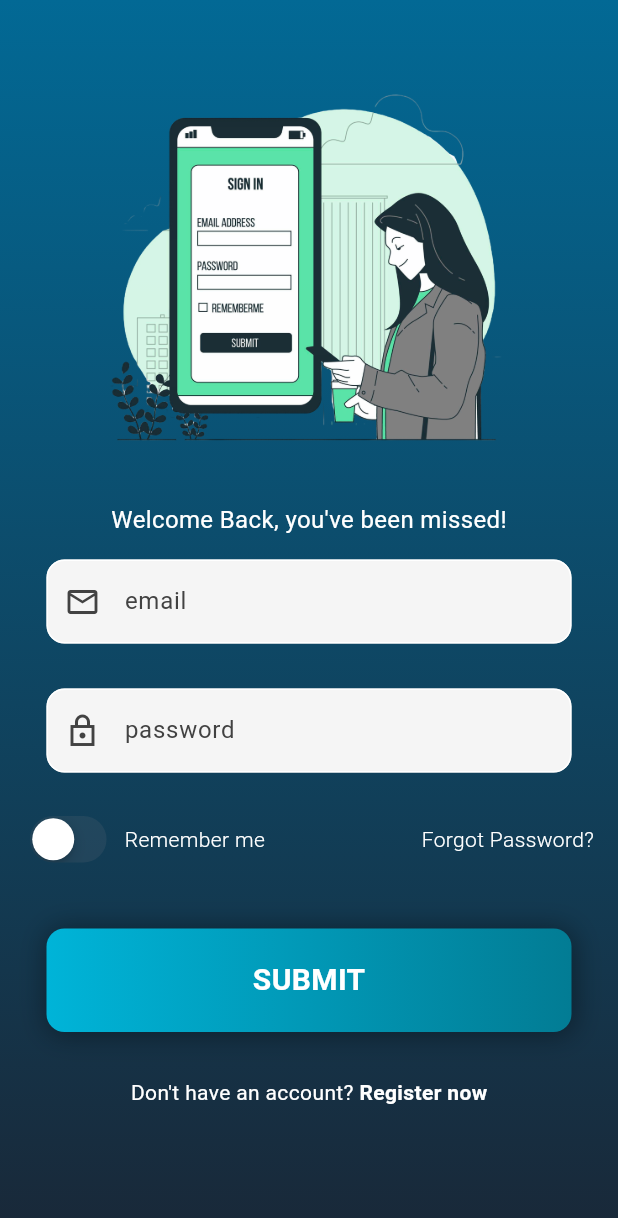
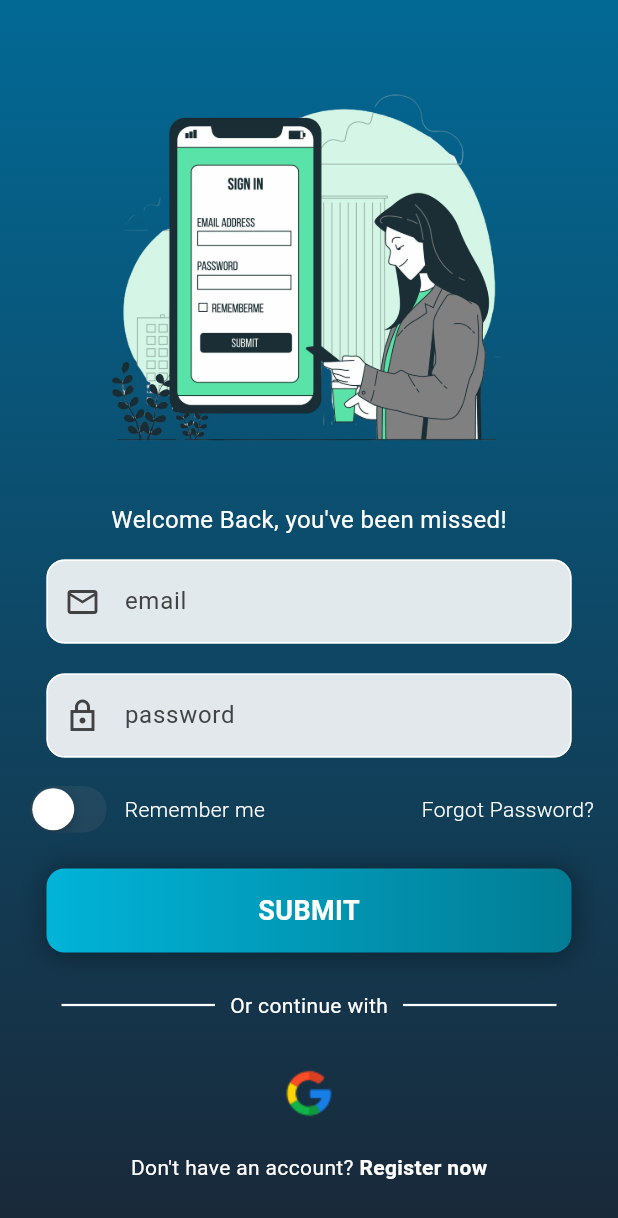
Before and after one commit to Akram832/healthMateAI, a Flutter app: the screen it shows after launch, on a phone screen of 412 x 824 dp. Shown: the top 1218 px of the screen. Run offline on Flutter 3.47's test engine with Material 3 defaults, Android fonts, the phone set to English and light mode, and no system bars; our stand-ins replace cloud_firestore, firebase_auth, firebase_core, flutter_bloc, google_sign_in, smooth_page_indicator; missing offline and left inert: bottom_picker; accounts and stored records are empty.

Commit message:
Squashed commit of the following:
commit 6e6c1b0b6a8d2b88487996ad00bfb2d3e28e8e94
Author: Cherbane Akram <cherbaneakram@gmail.com>
Date:   Mon Dec 23 14:18:03 2024 +0100

    sign in with google ui finished

commit e5b94d5ae9f3daf25560893bcadd252eee71a3a2
Merge: 245e851 5b6fdfa
Author: Cherbane Akram <cherbaneakram@gmail.com>
Date:   Mon Dec 23 13:51:12 2024 +0100

    Merge branch 'Auth' of https://github.com/Akram832/healthMateAI into Auth

commit 5b6fdfad5f790a6a4f5ab4f4d2d5f83e5b9f36b9
Author: Akram832 <cherbaneakram@gmail.com>
Date:   Mon Dec 23 13:50:07 2024 +0100

    .

commit 245e851e65275cf95c5e44023f77af3a89000e47
Author: Cherbane Akram <cherbaneakram@gmail.com>
Date:   Wed Dec 4 12:35:42 2024 +0100

    .

```diff
--- a/app/lib/features/auth/presentation/components/my_button.dart
+++ b/app/lib/features/auth/presentation/components/my_button.dart
@@ -11,7 +11,7 @@ class MyButton extends StatelessWidget {
     return GestureDetector(
       onTap: onTap,
       child: Container(
-        padding: const EdgeInsets.all(20.0),
+        padding: const EdgeInsets.all(15.0),
         margin: const EdgeInsets.symmetric(horizontal: 15),
         decoration: BoxDecoration(
             boxShadow: [
@@ -37,7 +37,7 @@ class MyButton extends StatelessWidget {
             style: TextStyle(
                 fontWeight: FontWeight.bold,
                 color: Theme.of(context).colorScheme.primary,
-                fontSize: 20),
+                fontSize: 18),
           ),
         ),
       ),
--- a/app/lib/features/auth/presentation/components/my_text_feild.dart
+++ b/app/lib/features/auth/presentation/components/my_text_feild.dart
@@ -35,7 +35,7 @@ class MyTextField extends StatelessWidget {
           hintText: hintText,
           hintStyle:
               TextStyle(color: Theme.of(context).colorScheme.inversePrimary),
-          fillColor: Theme.of(context).colorScheme.tertiary,
+          fillColor: const Color.fromARGB(224, 255, 255, 255),
           filled: true,
           prefixIcon: icon != null
               ? Icon(icon, color: Theme.of(context).colorScheme.inversePrimary)
--- a/app/lib/features/auth/presentation/pages/login_page.dart
+++ b/app/lib/features/auth/presentation/pages/login_page.dart
@@ -88,7 +88,7 @@ class _LoginPageState extends State<LoginPage> {
                       obscureText: false,
                       icon: Icons.email_outlined,
                     ),
-                    const SizedBox(height: 30),
+                    const SizedBox(height: 20),
 
                     // Password text field
                     MyTextField(
@@ -97,7 +97,7 @@ class _LoginPageState extends State<LoginPage> {
                       obscureText: true,
                       icon: Icons.lock_outline_sharp,
                     ),
-                    const SizedBox(height: 25),
+                    const SizedBox(height: 15),
 
                     Row(
                       mainAxisAlignment: MainAxisAlignment.center,
@@ -108,14 +108,45 @@ class _LoginPageState extends State<LoginPage> {
                       ],
                     ),
 
-                    const SizedBox(height: 40),
+                    const SizedBox(height: 20),
 
                     MyButton(
                       text: 'SUBMIT',
                       onTap: login,
                     ),
+                    Padding(
+                      padding: const EdgeInsets.symmetric(
+                          vertical: 25, horizontal: 25.0),
+                      child: Row(
+                        children: [
+                          Expanded(
+                              child:
+                                  Divider(color: Colors.white, thickness: 1.5)),
+                          Padding(
+                            padding:
+                                const EdgeInsets.symmetric(horizontal: 10.0),
+                            child: Text(
+                              "Or continue with",
+                              style: TextStyle(color: Colors.white),
+                            ),
+                          ),
+                          Expanded(
+                              child:
+                                  Divider(color: Colors.white, thickness: 1.5)),
+                        ],
+                      ),
+                    ),
+                    GestureDetector(
+                      onTap: () {},
+                      child: Container(
+                        padding: EdgeInsets.all(8),
+                        decoration: BoxDecoration(),
+                        child: Image.asset(
+                            "lib/features/auth/presentation/asset/images/google.png"),
+                      ),
+                    ),
 
-                    const SizedBox(height: 30),
+                    const SizedBox(height: 15),
                     Row(
                       mainAxisAlignment: MainAxisAlignment.center,
                       children: [
@@ -136,7 +167,7 @@ class _LoginPageState extends State<LoginPage> {
                       ],
                     ),
 
-                    const SizedBox(height: 30),
+                    const SizedBox(height: 15),
 
                     // Space from the bottom
                   ],
--- a/app/pubspec.yaml
+++ b/app/pubspec.yaml
@@ -39,8 +39,6 @@ dependencies:
   flutter_bloc: ^8.1.6
   smooth_page_indicator: ^1.0.0
   bottom_picker : ^2.0.4
-
-
   firebase_core: ^2.12.0
   firebase_auth: ^4.16.0
   cloud_firestore: ^4.5.0
@@ -79,6 +77,7 @@ flutter:
     - lib/features/auth/presentation/asset/images/password.png
     - lib/features/auth/presentation/asset/images/new_password.png
     - lib/features/auth/presentation/asset/images/registration.png
+    - lib/features/auth/presentation/asset/images/google.png
 
   # An image asset can refer to one or more resolution-specific "variants", see
   # https://flutter.dev/to/resolution-aware-images
```
Also changed, not shown: app/lib/features/auth/presentation/asset/images/google.png (added), app/pubspec.lock.
